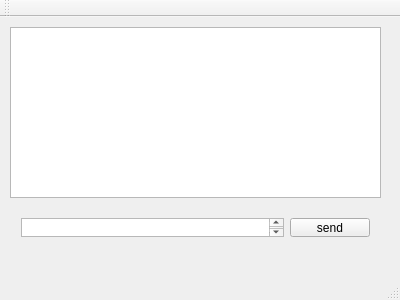
Old version of the form SocketConn/mainwindow.ui in the repository HuddsinYuan/QtDev.
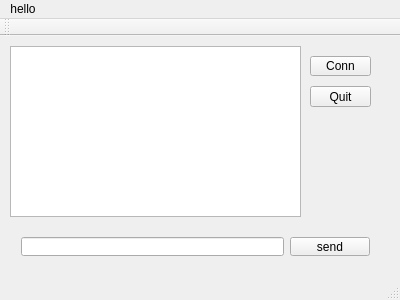
New version of the form.

```diff
--- a/SocketConn/mainwindow.ui
+++ b/SocketConn/mainwindow.ui
@@ -19,7 +19,7 @@
      <rect>
       <x>10</x>
       <y>10</y>
-      <width>371</width>
+      <width>291</width>
       <height>171</height>
      </rect>
     </property>
@@ -35,7 +35,7 @@
     </property>
     <layout class="QHBoxLayout" name="horizontalLayout">
      <item>
-      <widget class="QTextEdit" name="textEdit"/>
+      <widget class="QLineEdit" name="textEdit"/>
      </item>
      <item>
       <widget class="QPushButton" name="btnsend">
@@ -46,6 +46,32 @@
      </item>
     </layout>
    </widget>
+   <widget class="QPushButton" name="btnconn">
+    <property name="geometry">
+     <rect>
+      <x>310</x>
+      <y>20</y>
+      <width>61</width>
+      <height>20</height>
+     </rect>
+    </property>
+    <property name="text">
+     <string>Conn</string>
+    </property>
+   </widget>
+   <widget class="QPushButton" name="btnquit">
+    <property name="geometry">
+     <rect>
+      <x>310</x>
+      <y>50</y>
+      <width>61</width>
+      <height>21</height>
+     </rect>
+    </property>
+    <property name="text">
+     <string>Quit</string>
+    </property>
+   </widget>
   </widget>
   <widget class="QMenuBar" name="menuBar">
    <property name="geometry">
@@ -56,6 +82,12 @@
      <height>22</height>
     </rect>
    </property>
+   <widget class="QMenu" name="menuHello">
+    <property name="title">
+     <string>hello</string>
+    </property>
+   </widget>
+   <addaction name="menuHello"/>
   </widget>
   <widget class="QToolBar" name="mainToolBar">
    <attribute name="toolBarArea">
```
